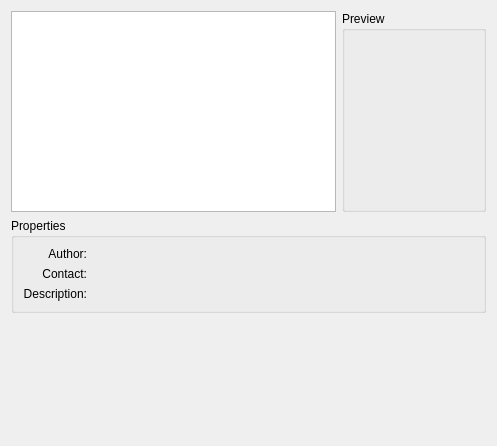
The window that src/kmahjonggtilesetselector.ui (KDE/libkmahjongg) describes before a commit, drawn with Qt 5.
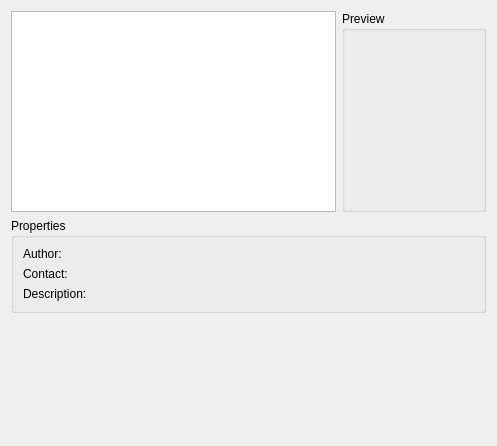
The same window after the commit.

Commit message:
Background & tileset selection UIs: use QFormLayout for listing properties
GIT_SILENT

Diff of the .ui file:
```diff
--- a/src/kmahjonggtilesetselector.ui
+++ b/src/kmahjonggtilesetselector.ui
@@ -62,84 +62,36 @@
      <property name="title" >
       <string>Properties</string>
      </property>
-     <layout class="QHBoxLayout" >
-      <item>
-       <layout class="QVBoxLayout" >
-        <property name="margin" >
-         <number>0</number>
-        </property>
-        <item>
+     <layout class="QFormLayout" name="formLayout">
+      <item row="0" column="0">
          <widget class="QLabel" name="labelAuthor" >
           <property name="text" >
            <string>Author:</string>
           </property>
-          <property name="alignment" >
-           <set>Qt::AlignRight|Qt::AlignTrailing|Qt::AlignVCenter</set>
-          </property>
-         </widget>
-        </item>
-        <item>
+       </widget>
+      </item>
+      <item row="0" column="1">
+       <widget class="QLabel" name="tilesetAuthor"/>
+      </item>
+      <item row="1" column="0">
          <widget class="QLabel" name="labelContact" >
           <property name="text" >
            <string>Contact:</string>
           </property>
-          <property name="alignment" >
-           <set>Qt::AlignRight|Qt::AlignTrailing|Qt::AlignVCenter</set>
-          </property>
-         </widget>
-        </item>
-        <item>
+       </widget>
+      </item>
+      <item row="1" column="1">
+       <widget class="QLabel" name="tilesetContact"/>
+      </item>
+      <item row="2" column="0">
          <widget class="QLabel" name="labelDescription" >
           <property name="text" >
            <string>Description:</string>
           </property>
-          <property name="alignment" >
-           <set>Qt::AlignRight|Qt::AlignTrailing|Qt::AlignVCenter</set>
-          </property>
-         </widget>
-        </item>
-       </layout>
-      </item>
-      <item>
-       <layout class="QVBoxLayout" >
-        <property name="margin" >
-         <number>0</number>
-        </property>
-        <item>
-         <widget class="QLabel" name="tilesetAuthor" >
-          <property name="text" >
-           <string/>
-          </property>
-         </widget>
-        </item>
-        <item>
-         <widget class="QLabel" name="tilesetContact" >
-          <property name="text" >
-           <string/>
-          </property>
-         </widget>
-        </item>
-        <item>
-         <widget class="QLabel" name="tilesetDescription" >
-          <property name="text" >
-           <string/>
-          </property>
-         </widget>
-        </item>
-       </layout>
-      </item>
-      <item>
-       <spacer>
-        <property name="orientation" >
-         <enum>Qt::Horizontal</enum>
-        </property>
-        <property name="sizeHint" >
-         <size>
-          <width>40</width>
-          <height>20</height>
-         </size>
-        </property>
-       </spacer>
+       </widget>
+      </item>
+      <item row="2" column="1">
+       <widget class="QLabel" name="tilesetDescription"/>
       </item>
      </layout>
     </widget>
```
Lines whose indentation alone changed are shown as unchanged. The commit also changes 1 other file.
